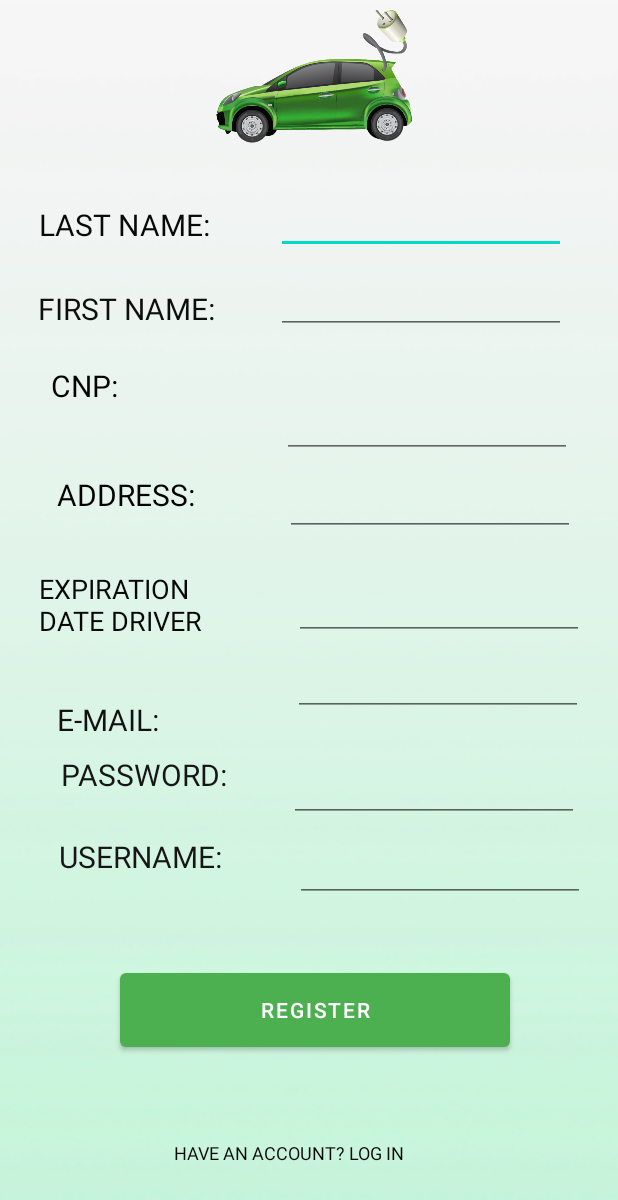
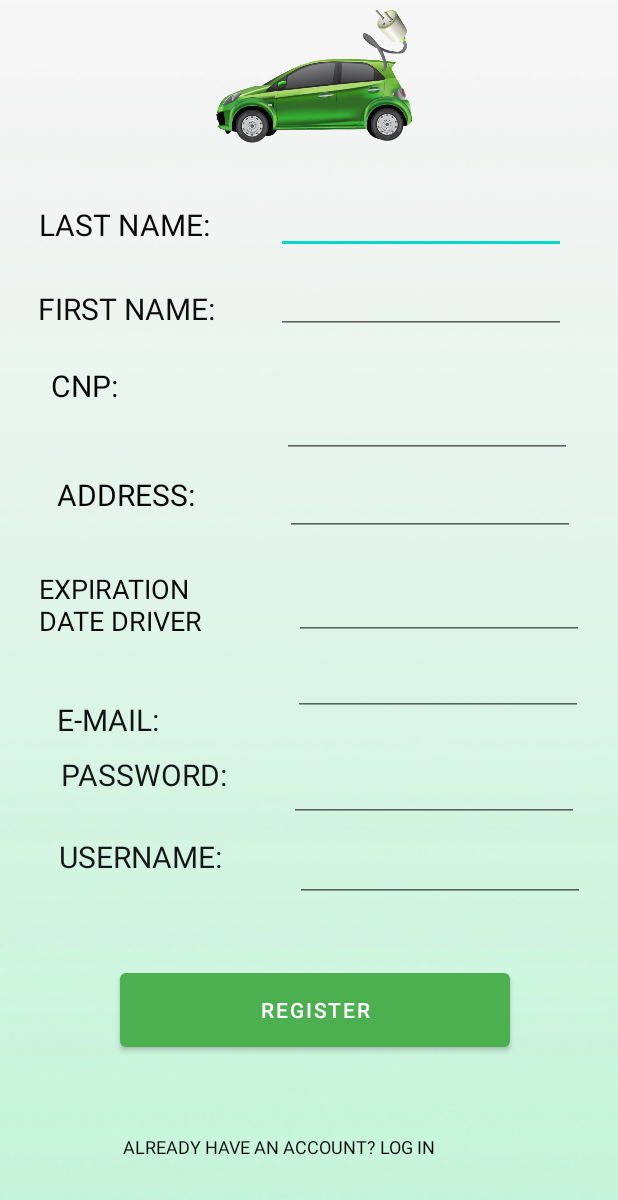
Before and after one commit to cristicrisan07/carRentalApplication, an Android app: the MainActivity screen opened directly, with no data from a screen before it, on a phone screen of 412 x 824 dp. Shown: the top 1200 px of the screen. Run offline under Robolectric (Android 15) with nearby library versions, the phone set to English and light mode, and no system bars; our stand-ins replace Volley.

Commit message:
last update:login +already have an account

```diff
--- a/app/src/main/res/layout/activity_main.xml
+++ b/app/src/main/res/layout/activity_main.xml
@@ -261,12 +261,12 @@
 
     <TextView
         android:id="@+id/haveAcc"
-        android:layout_width="182dp"
-        android:layout_height="25dp"
-        android:layout_marginTop="864dp"
-        android:layout_marginEnd="472dp"
-        android:layout_marginRight="472dp"
-        android:text="Have an account? Log in"
+        android:layout_width="236dp"
+        android:layout_height="18dp"
+        android:layout_marginTop="860dp"
+        android:layout_marginEnd="452dp"
+        android:layout_marginRight="452dp"
+        android:text="Already have an account? Log in"
         android:textAllCaps="true"
         android:textColor="#090909"
         android:textSize="12sp"
```
